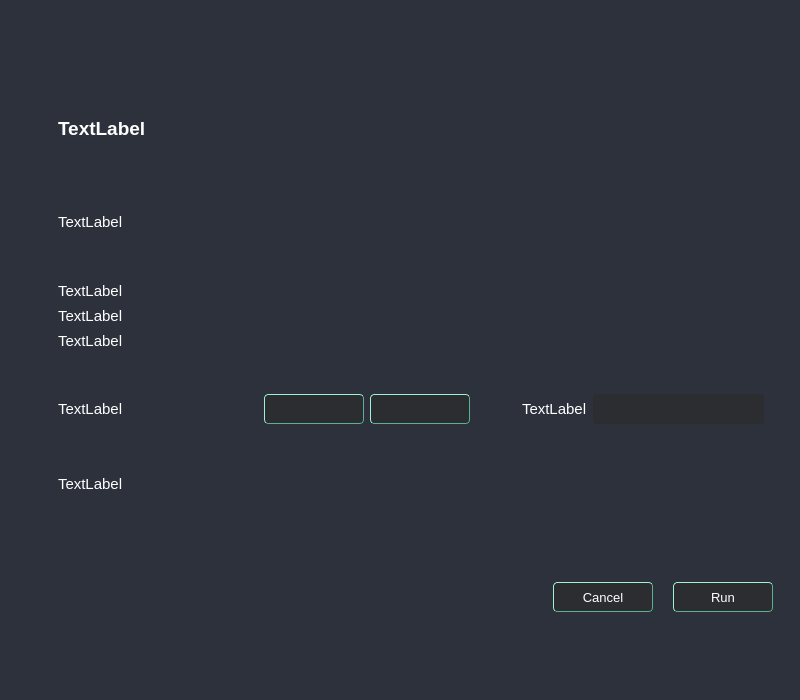
The window that UI/forms/AqCalibrationWidget.ui (romangolovkou/AQteck_toolMAX) describes before a commit, drawn with Qt 5.
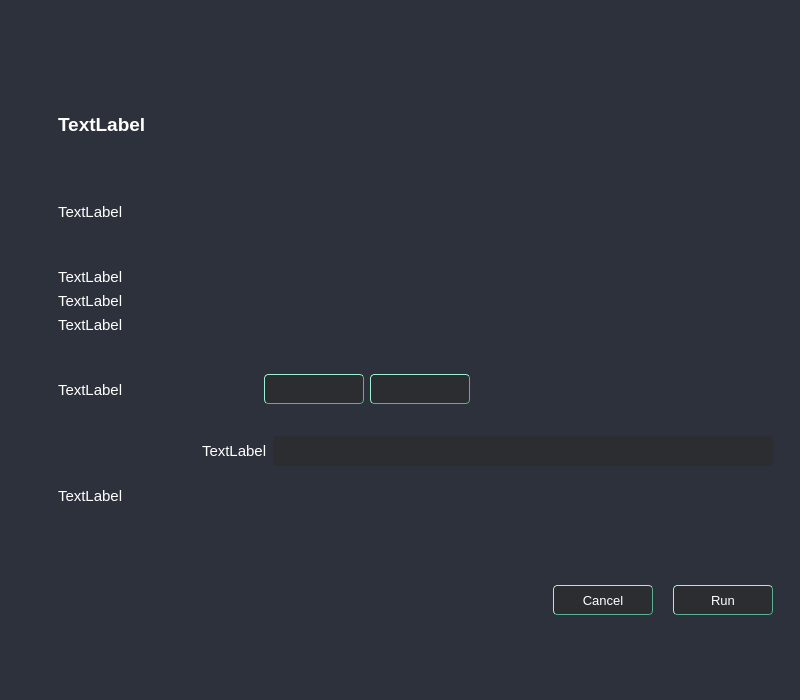
The same window after the commit. Icons and pictures are not drawn. Custom widgets are drawn as their Qt base class.

Commit message: Зміна UI калібрування за запитом, додано запам'ятовування вибору типу входів/виходів обраних користувачем

```diff
--- a/UI/forms/AqCalibrationWidget.ui
+++ b/UI/forms/AqCalibrationWidget.ui
@@ -756,7 +756,7 @@
             </layout>
            </widget>
           </item>
-          <item alignment="Qt::AlignLeft">
+          <item>
            <widget class="QFrame" name="measureFrame">
             <property name="frameShape">
              <enum>QFrame::StyledPanel</enum>
@@ -850,20 +850,29 @@
                </property>
               </spacer>
              </item>
-             <item alignment="Qt::AlignRight">
+            </layout>
+           </widget>
+          </item>
+          <item>
               <widget class="QFrame" name="currentCalibValueFrame">
                <property name="sizePolicy">
-                <sizepolicy hsizetype="Expanding" vsizetype="Preferred">
+             <sizepolicy hsizetype="Preferred" vsizetype="Preferred">
                  <horstretch>0</horstretch>
                  <verstretch>0</verstretch>
                 </sizepolicy>
                </property>
                <property name="minimumSize">
                 <size>
-                 <width>250</width>
+              <width>0</width>
                  <height>0</height>
                 </size>
                </property>
+            <property name="maximumSize">
+             <size>
+              <width>16777215</width>
+              <height>30</height>
+             </size>
+            </property>
                <property name="frameShape">
                 <enum>QFrame::StyledPanel</enum>
                </property>
@@ -871,12 +880,31 @@
                 <enum>QFrame::Raised</enum>
                </property>
                <layout class="QHBoxLayout" name="horizontalLayout_6">
+             <property name="leftMargin">
+              <number>40</number>
+             </property>
                 <property name="topMargin">
                  <number>0</number>
                 </property>
+             <property name="rightMargin">
+              <number>9</number>
+             </property>
                 <property name="bottomMargin">
                  <number>0</number>
                 </property>
+             <item>
+              <spacer name="horizontalSpacer_4">
+               <property name="orientation">
+                <enum>Qt::Horizontal</enum>
+               </property>
+               <property name="sizeHint" stdset="0">
+                <size>
+                 <width>40</width>
+                 <height>20</height>
+                </size>
+               </property>
+              </spacer>
+             </item>
                 <item alignment="Qt::AlignHCenter">
                  <widget class="QLabel" name="currentCalibValueLabel">
                   <property name="minimumSize">
@@ -900,18 +928,30 @@
                   <property name="enabled">
                    <bool>false</bool>
                   </property>
+               <property name="sizePolicy">
+                <sizepolicy hsizetype="Maximum" vsizetype="Fixed">
+                 <horstretch>0</horstretch>
+                 <verstretch>0</verstretch>
+                </sizepolicy>
+               </property>
                   <property name="minimumSize">
                    <size>
-                    <width>100</width>
+                 <width>500</width>
                     <height>30</height>
                    </size>
                   </property>
                   <property name="maximumSize">
                    <size>
-                    <width>200</width>
+                 <width>16777215</width>
                     <height>16777215</height>
                    </size>
                   </property>
+               <property name="baseSize">
+                <size>
+                 <width>300</width>
+                 <height>30</height>
+                </size>
+               </property>
                   <property name="font">
                    <font>
                     <pointsize>14</pointsize>
@@ -924,9 +964,6 @@
                   <property name="text">
                    <string/>
                   </property>
-                 </widget>
-                </item>
-               </layout>
               </widget>
              </item>
             </layout>
```
Lines whose indentation alone changed are shown as unchanged. The commit also changes 1 other file.
